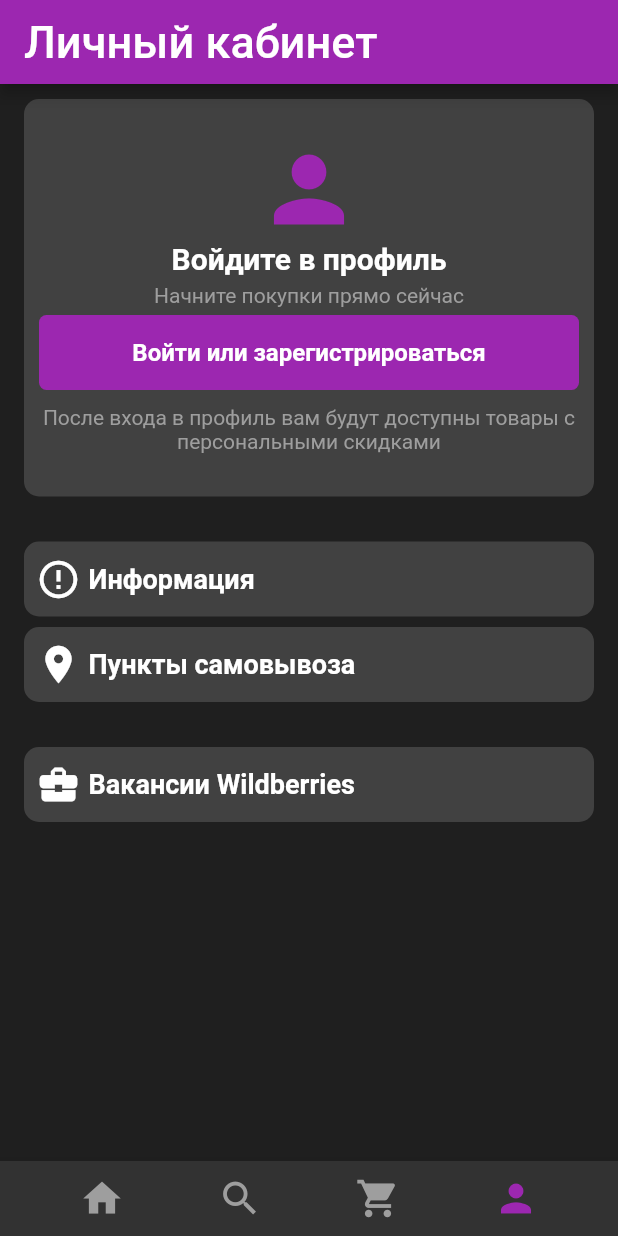
After one commit to Niko2281337/Wildberries, a Flutter app: the PersonalInformation screen opened directly, on a phone screen of 412 x 824 dp. The commit adds this screen. Run offline on Flutter 3.47's test engine with Material 2 defaults, Android fonts, the phone set to English and light mode, and no system bars.

Commit message:
update 3

```diff
--- /dev/null
+++ b/lib/pages/Personal.dart
@@ -0,0 +1,147 @@
+import 'package:flutter/material.dart';
+import 'package:wildberries/pages/ShoppingCart.dart';
+import 'package:wildberries/pages/catalog.dart';
+import 'package:wildberries/main.dart';
+
+class PersonalInformation extends StatelessWidget {
+  const PersonalInformation({super.key});
+
+  @override
+  Widget build(BuildContext context) {
+    return Scaffold(
+      backgroundColor: Color.fromARGB(255, 31, 31, 31),
+      appBar: AppBar(title: Text('Личный кабинет', style: TextStyle(fontSize: 30), ), backgroundColor: Colors.purple, centerTitle: false,),
+       body:  Padding(padding: EdgeInsets.only(top: 10, left: 16, right: 16 ) ,
+       child:
+       Column(children: [
+        Container(
+          height: 265,
+          width: 500,
+          decoration: BoxDecoration(color: const Color.fromARGB(255, 65, 65, 65), borderRadius: BorderRadius.circular(10)),
+          child: Column(children: [
+            SizedBox(height: 25,),
+            Row(
+              mainAxisAlignment: MainAxisAlignment.center,
+              children: [
+              Icon(Icons.person, color: Colors.purple, size: 70,),
+            ],),
+            Row(
+              mainAxisAlignment: MainAxisAlignment.center,
+              children: [
+              Text('Войдите в профиль', style: TextStyle(color: Colors.white, fontSize: 20, fontWeight: FontWeight.w700),)
+            ],),
+            SizedBox(height: 5,),
+            Row(
+              mainAxisAlignment: MainAxisAlignment.center,
+              children: [
+              Text('Начните покупки прямо сейчас',  style: TextStyle(color: Colors.grey, fontSize: 14),)
+            ],),
+            SizedBox(height: 5,),
+              Container(
+                height: 50,
+                width: 360,
+                decoration: BoxDecoration(color: Colors.purple, borderRadius: BorderRadius.circular(5)),
+                child: Center(child: Text('Войти или зарегистрироваться', style: TextStyle(color: Colors.white, fontSize: 16, fontWeight: FontWeight.w700),)),
+              ),
+              SizedBox(height: 10,),
+              Row(
+                mainAxisAlignment: MainAxisAlignment.center,
+                children: [
+                Text('После входа в профиль вам будут доступны товары с', style: TextStyle(color: Colors.grey))
+              ],),
+              Row(mainAxisAlignment: MainAxisAlignment.center,children: [
+                Text('персональными скидками', style: TextStyle(color: Colors.grey),)
+              ],)
+
+
+
+          ]),
+
+
+
+        ),
+
+        SizedBox(height: 30,),
+        Container(
+          height: 50,
+          decoration: BoxDecoration(color: const Color.fromARGB(255, 65, 65, 65), borderRadius: BorderRadius.circular(10)),
+          child: Row(children: [
+            SizedBox(width: 8,),
+            Icon(Icons.error_outline, color: Colors.white, size: 30,),
+            SizedBox(width: 5,),
+            Text('Информация', style: TextStyle(color: Colors.white, fontSize: 18, fontWeight: FontWeight.w700 ),)
+          ]),
+        ),
+        SizedBox(height: 7,),
+        Container(
+          height: 50,
+          decoration: BoxDecoration(color: const Color.fromARGB(255, 65, 65, 65), borderRadius: BorderRadius.circular(10)),
+          child: Row(children: [
+            SizedBox(width: 8,),
+            Icon(Icons.location_on, color: Colors.white, size: 30,),
+            SizedBox(width: 5,),
+            Text('Пункты самовывоза', style: TextStyle(color: Colors.white, fontSize: 18, fontWeight: FontWeight.w700 ),)
+          ]),
+        ),
+        SizedBox(height: 30,),
+
+        Container(
+          height: 50,
+          decoration: BoxDecoration(color: const Color.fromARGB(255, 65, 65, 65), borderRadius: BorderRadius.circular(10)),
+          child: Row(children: [
+            SizedBox(width: 8,),
+            Icon(Icons.business_center, color: Colors.white, size: 30,),
+            SizedBox(width: 5,),
+            Text('Вакансии Wildberries', style: TextStyle(color: Colors.white, fontSize: 18, fontWeight: FontWeight.w700 ),)
+          ]),
+        ),
+
+
+
+       ],)
+       ),
+
+
+
+
+      bottomNavigationBar: BottomAppBar(color: const Color.fromARGB(255, 50, 50, 50), height: 50,
+      child: Row(
+        mainAxisAlignment: MainAxisAlignment.spaceEvenly,
+        children: [
+        IconButton(onPressed: () {Navigator.pushReplacement(
+  context,
+  PageRouteBuilder(
+    pageBuilder: (BuildContext context, Animation<double> animation1, Animation<double> animation2) {
+      return WildberriesLesson();
+    },
+    transitionDuration: Duration.zero,
+    reverseTransitionDuration: Duration.zero,
+  ),
+);}, icon: Icon(Icons.home, color: Colors.grey, size: 30,)),
+        IconButton(onPressed: () {Navigator.pushReplacement(
+  context,
+  PageRouteBuilder(
+    pageBuilder: (BuildContext context, Animation<double> animation1, Animation<double> animation2) {
+      return WildberriesMenu();
+    },
+    transitionDuration: Duration.zero,
+    reverseTransitionDuration: Duration.zero,
+  ),
+);}, icon: Icon(Icons.search, color: Colors.grey, size: 30,)),
+        IconButton(onPressed: () {Navigator.pushReplacement(
+  context,
+  PageRouteBuilder(
+    pageBuilder: (BuildContext context, Animation<double> animation1, Animation<double> animation2) {
+      return ShoppingCart();
+    },
+    transitionDuration: Duration.zero,
+    reverseTransitionDuration: Duration.zero,
+  ),
+);
+}, icon: Icon(Icons.local_grocery_store, color: Colors.grey, size: 30,)),
+        IconButton(onPressed: () {}, icon: Icon(Icons.person, color: Colors.purple, size: 30,)),
+      ],)
+      ),
+    );
+  }
+}
```
Also changed, not shown: lib/main.dart (+12 -1 lines), lib/pages/ShoppingCart.dart (+12 -1 lines), lib/pages/catalog.dart (+12 -1 lines).
